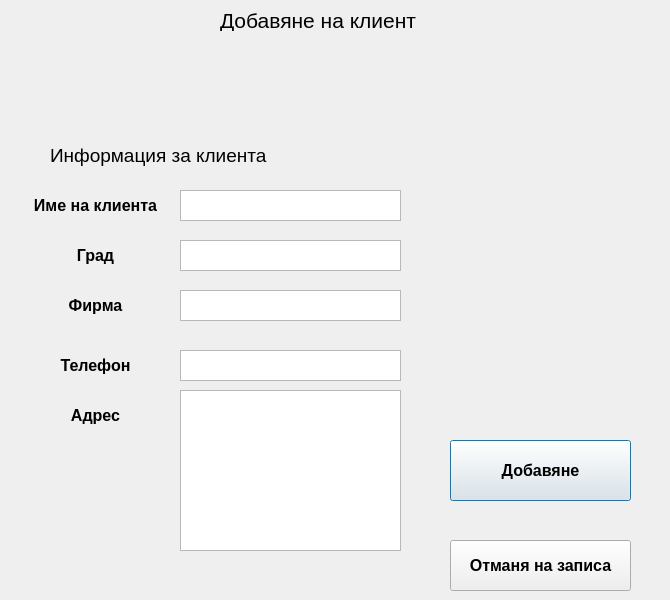
The window that newclient.ui (JohnnyBrawo/CarServ) describes before a commit, drawn with Qt 5.
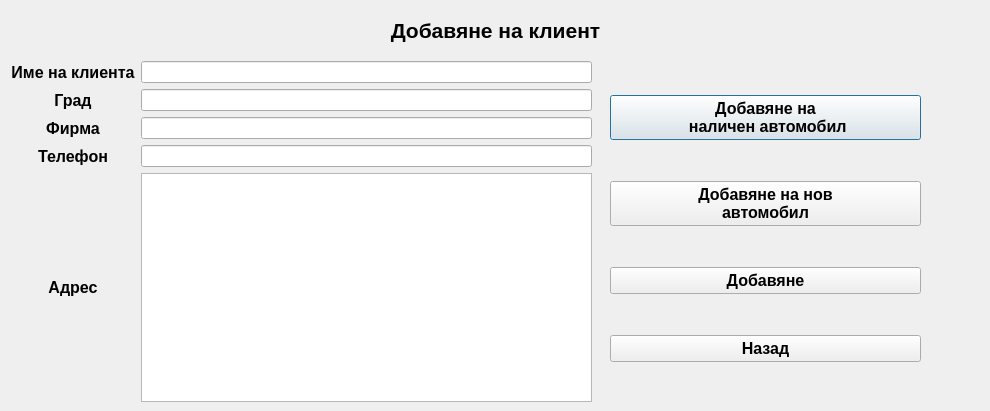
The same window after the commit.

Commit message: Made some Style changes. File oparations check and subscribed. Fixed position fo all forms. Some buttons and labels changed - text fields to LineEdit field.

Diff of the .ui file:
```diff
--- a/newclient.ui
+++ b/newclient.ui
@@ -6,8 +6,8 @@
    <rect>
     <x>0</x>
     <y>0</y>
-    <width>670</width>
-    <height>600</height>
+    <width>990</width>
+    <height>411</height>
    </rect>
   </property>
   <property name="windowTitle">
@@ -16,30 +16,108 @@
   <widget class="QLabel" name="L_Klient_Main">
    <property name="geometry">
     <rect>
-     <x>50</x>
-     <y>140</y>
-     <width>221</width>
-     <height>31</height>
+     <x>0</x>
+     <y>10</y>
+     <width>991</width>
+     <height>41</height>
     </rect>
    </property>
    <property name="font">
     <font>
-     <pointsize>14</pointsize>
+     <pointsize>16</pointsize>
+     <weight>75</weight>
+     <bold>true</bold>
     </font>
    </property>
    <property name="text">
-    <string>Информация за клиента</string>
+    <string>Добавяне на клиент</string>
    </property>
+   <property name="alignment">
+    <set>Qt::AlignCenter</set>
+   </property>
   </widget>
+  <widget class="QWidget" name="">
+   <property name="geometry">
+    <rect>
+     <x>610</x>
+     <y>60</y>
+     <width>311</width>
+     <height>341</height>
+    </rect>
+   </property>
+   <layout class="QVBoxLayout" name="verticalLayout">
+    <item>
+     <widget class="QPushButton" name="Button_AddClientAuto_">
+      <property name="font">
+       <font>
+        <pointsize>12</pointsize>
+        <weight>75</weight>
+        <bold>true</bold>
+       </font>
+      </property>
+      <property name="text">
+       <string>Добавяне на 
+ наличен автомобил</string>
+      </property>
+     </widget>
+    </item>
+    <item>
+     <widget class="QPushButton" name="Button_AddClientAuto">
+      <property name="font">
+       <font>
+        <pointsize>12</pointsize>
+        <weight>75</weight>
+        <bold>true</bold>
+       </font>
+      </property>
+      <property name="text">
+       <string>Добавяне на нов 
+автомобил</string>
+      </property>
+     </widget>
+    </item>
+    <item>
+     <widget class="QPushButton" name="Button_Add_Klient">
+      <property name="font">
+       <font>
+        <pointsize>12</pointsize>
+        <weight>75</weight>
+        <bold>true</bold>
+       </font>
+      </property>
+      <property name="text">
+       <string>Добавяне</string>
+      </property>
+     </widget>
+    </item>
+    <item>
+     <widget class="QPushButton" name="Button_CancelAdd">
+      <property name="font">
+       <font>
+        <pointsize>12</pointsize>
+        <weight>75</weight>
+        <bold>true</bold>
+       </font>
+      </property>
+      <property name="text">
+       <string>Назад</string>
+      </property>
+     </widget>
+    </item>
+   </layout>
+  </widget>
+  <widget class="QWidget" name="">
+   <property name="geometry">
+    <rect>
+     <x>11</x>
+     <y>61</y>
+     <width>581</width>
+     <height>341</height>
+    </rect>
+   </property>
+   <layout class="QGridLayout" name="gridLayout">
+    <item row="0" column="0">
   <widget class="QLabel" name="L_Klient_Name">
-   <property name="geometry">
-    <rect>
-     <x>10</x>
-     <y>190</y>
-     <width>171</width>
-     <height>31</height>
-    </rect>
-   </property>
    <property name="font">
     <font>
      <pointsize>12</pointsize>
@@ -57,15 +135,12 @@
     <set>Qt::AlignCenter</set>
    </property>
   </widget>
+    </item>
+    <item row="0" column="1">
+     <widget class="QLineEdit" name="LText_ClientName"/>
+    </item>
+    <item row="1" column="0">
   <widget class="QLabel" name="L_Klien_City">
-   <property name="geometry">
-    <rect>
-     <x>10</x>
-     <y>240</y>
-     <width>171</width>
-     <height>31</height>
-    </rect>
-   </property>
    <property name="font">
     <font>
      <pointsize>12</pointsize>
@@ -83,15 +158,12 @@
     <set>Qt::AlignCenter</set>
    </property>
   </widget>
+    </item>
+    <item row="1" column="1">
+     <widget class="QLineEdit" name="LText_ClientCity"/>
+    </item>
+    <item row="2" column="0">
   <widget class="QLabel" name="L_Klient_Firm">
-   <property name="geometry">
-    <rect>
-     <x>10</x>
-     <y>290</y>
-     <width>171</width>
-     <height>31</height>
-    </rect>
-   </property>
    <property name="font">
     <font>
      <pointsize>12</pointsize>
@@ -109,15 +181,12 @@
     <set>Qt::AlignCenter</set>
    </property>
   </widget>
+    </item>
+    <item row="2" column="1">
+     <widget class="QLineEdit" name="LText_ClientFirm"/>
+    </item>
+    <item row="3" column="0">
   <widget class="QLabel" name="L_Klient_Phone">
-   <property name="geometry">
-    <rect>
-     <x>10</x>
-     <y>350</y>
-     <width>171</width>
-     <height>31</height>
-    </rect>
-   </property>
    <property name="font">
     <font>
      <pointsize>12</pointsize>
@@ -135,15 +204,12 @@
     <set>Qt::AlignCenter</set>
    </property>
   </widget>
+    </item>
+    <item row="3" column="1">
+     <widget class="QLineEdit" name="LTex_ClientPhone"/>
+    </item>
+    <item row="4" column="0">
   <widget class="QLabel" name="L_Klient_Address">
-   <property name="geometry">
-    <rect>
-     <x>10</x>
-     <y>400</y>
-     <width>171</width>
-     <height>31</height>
-    </rect>
-   </property>
    <property name="font">
     <font>
      <pointsize>12</pointsize>
@@ -161,113 +227,11 @@
     <set>Qt::AlignCenter</set>
    </property>
   </widget>
-  <widget class="QTextEdit" name="Text_KlientName">
-   <property name="geometry">
-    <rect>
-     <x>180</x>
-     <y>190</y>
-     <width>221</width>
-     <height>31</height>
-    </rect>
-   </property>
-  </widget>
-  <widget class="QTextEdit" name="Text_KlientCity">
-   <property name="geometry">
-    <rect>
-     <x>180</x>
-     <y>240</y>
-     <width>221</width>
-     <height>31</height>
-    </rect>
-   </property>
-  </widget>
-  <widget class="QTextEdit" name="Text_KlientFirm">
-   <property name="geometry">
-    <rect>
-     <x>180</x>
-     <y>290</y>
-     <width>221</width>
-     <height>31</height>
-    </rect>
-   </property>
-  </widget>
-  <widget class="QTextEdit" name="Text_KlientPhone">
-   <property name="geometry">
-    <rect>
-     <x>180</x>
-     <y>350</y>
-     <width>221</width>
-     <height>31</height>
-    </rect>
-   </property>
-  </widget>
-  <widget class="QTextEdit" name="Text_KlientAddress">
-   <property name="geometry">
-    <rect>
-     <x>180</x>
-     <y>390</y>
-     <width>221</width>
-     <height>161</height>
-    </rect>
-   </property>
-  </widget>
-  <widget class="QLabel" name="MainKlientFormLabel">
-   <property name="geometry">
-    <rect>
-     <x>220</x>
-     <y>10</y>
-     <width>211</width>
-     <height>21</height>
-    </rect>
-   </property>
-   <property name="font">
-    <font>
-     <pointsize>16</pointsize>
-    </font>
-   </property>
-   <property name="text">
-    <string>Добавяне на клиент</string>
-   </property>
-  </widget>
-  <widget class="QPushButton" name="Button_Add_Klient">
-   <property name="geometry">
-    <rect>
-     <x>450</x>
-     <y>440</y>
-     <width>181</width>
-     <height>61</height>
-    </rect>
-   </property>
-   <property name="font">
-    <font>
-     <pointsize>12</pointsize>
-     <weight>75</weight>
-     <bold>true</bold>
-    </font>
-   </property>
-   <property name="text">
-    <string>Добавяне</string>
-   </property>
-  </widget>
-  <widget class="QPushButton" name="Button_CancelAdd">
-   <property name="geometry">
-    <rect>
-     <x>450</x>
-     <y>540</y>
-     <width>181</width>
-     <height>51</height>
-    </rect>
-   </property>
-   <property name="font">
-    <font>
-     <pointsize>12</pointsize>
-     <weight>75</weight>
-     <bold>true</bold>
-    </font>
-   </property>
-   <property name="text">
-    <string>Отманя на записа</string>
-   </property>
+    </item>
+    <item row="4" column="1">
+     <widget class="QTextEdit" name="Text_KlientAddress"/>
+    </item>
+   </layout>
   </widget>
  </widget>
  <resources/>
```
Left out of the diff: 2 changed lines with no effect on the pictures. Lines whose indentation alone changed are shown as unchanged. The commit also changes 20 other files.
